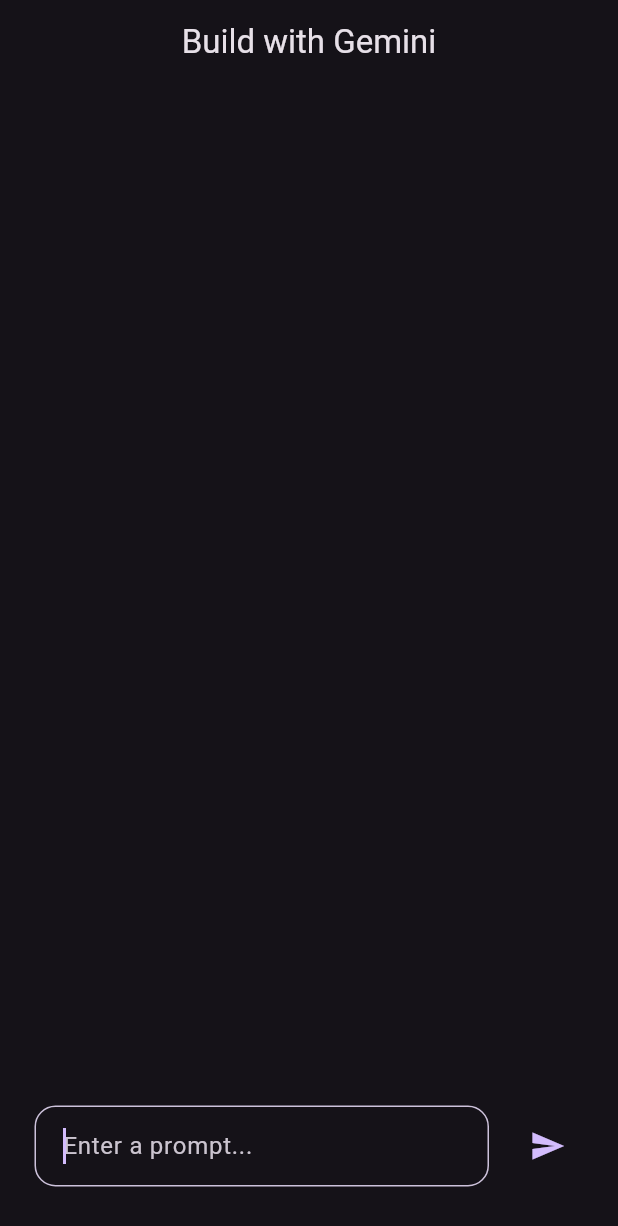
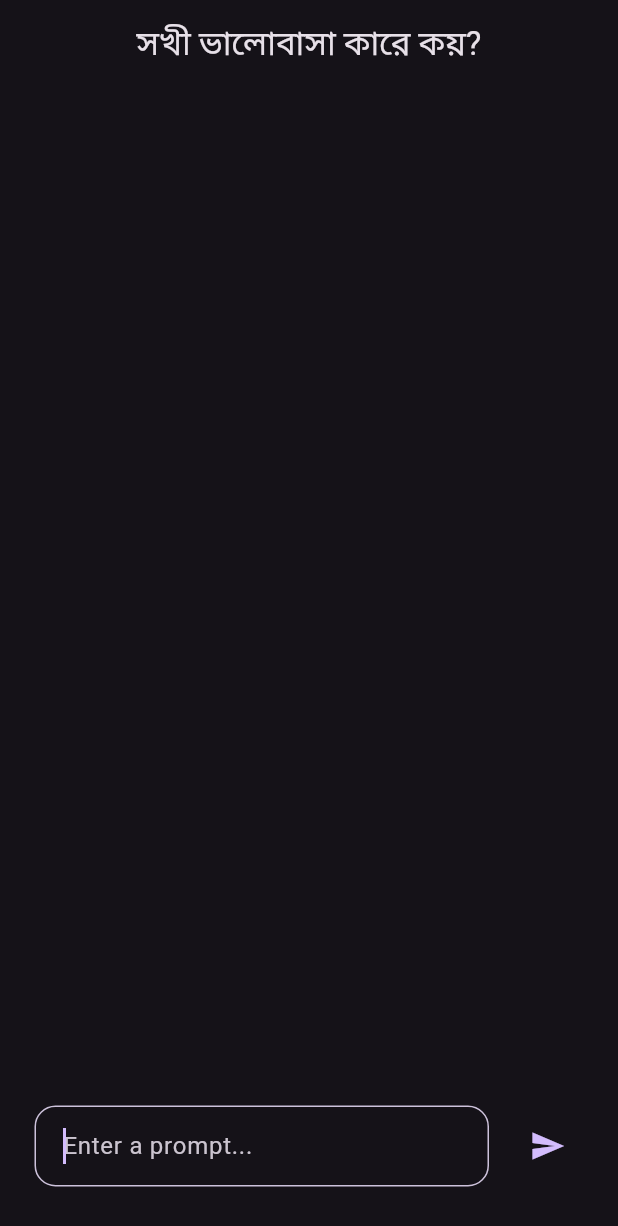
Before and after one commit to aluffyy/Shokhi, a Flutter app: the screen it shows after launch, on a phone screen of 412 x 824 dp. Shown: the top 1226 px of the screen. Run offline on Flutter 3.47's test engine with Material 3 defaults, Android fonts, the phone set to English and light mode, and no system bars; our stand-ins replace flutter_dotenv, flutter_markdown, google_generative_ai.

Commit message:
Midnight depression

```diff
--- a/lib/main.dart
+++ b/lib/main.dart
@@ -37,7 +37,7 @@ class _HomeState extends State<Home> {
   Widget build(BuildContext context) {
     return Scaffold(
       appBar: AppBar(
-        title: const Text("Build with Gemini"),
+        title: const Text("সখী ভালোবাসা কারে কয়?"),
         centerTitle: true,
       ),
       body: const ChatScreen(),
--- a/pubspec.yaml
+++ b/pubspec.yaml
@@ -35,7 +35,7 @@ dependencies:
   # The following adds the Cupertino Icons font to your application.
   # Use with the CupertinoIcons class for iOS style icons.
   cupertino_icons: ^1.0.6
-  google_generative_ai: ^0.2.0
+  google_generative_ai: ^0.2.2
   flutter_dotenv: ^5.1.0
   flutter_markdown: ^0.6.20
 
```
Also changed, not shown: pubspec.lock.
